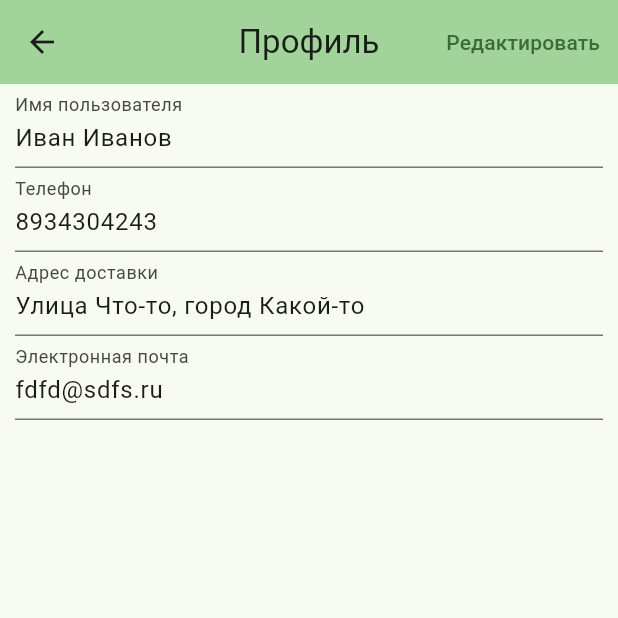
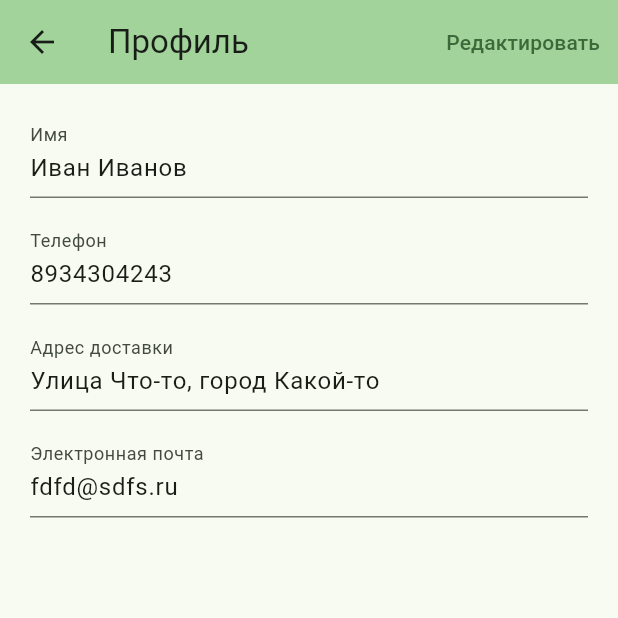
Before and after one commit to itgirlschool/mobile8_final_project, a Flutter app: the ProfileScreen screen opened directly, on a phone screen of 412 x 824 dp, the top half of it. Run offline on Flutter 3.47's test engine with Material 2 defaults, Android fonts, the phone set to English and light mode, and no system bars; our stand-ins replace cloud_firestore, firebase_auth, firebase_core, get_it; missing offline and left inert: flutter_stripe; accounts and stored records are empty.

Commit message:
Небольшие правки верстки профиля

```diff
--- a/lib/screens/profile_screen.dart
+++ b/lib/screens/profile_screen.dart
@@ -5,7 +5,7 @@ import 'package:flutter/material.dart';
 bool isEdited = false;
 String userName = 'Иван Иванов';
 String userPhone = '8934304243';
-String userAdress = 'Улица Что-то, город Какой-то';
+String userAddress = 'Улица Что-то, город Какой-то';
 String userEmail = 'fdfd@sdfs.ru';
 
 class ProfileScreen extends StatefulWidget {
@@ -16,20 +16,30 @@ class ProfileScreen extends StatefulWidget {
 }
 
 class _ProfileScreenState extends State<ProfileScreen> {
+  final _nameController = TextEditingController();
+  final _phoneController = TextEditingController();
+  final _addressController = TextEditingController();
+
   @override
   void initState() {
     isEdited = false;
+    _nameController.text = userName;
+    _phoneController.text = userPhone;
+    _addressController.text = userAddress;
     super.initState();
   }
 
   @override
+  void dispose() {
+    isEdited = false;
+    super.dispose();
+    _addressController.dispose();
+    _nameController.dispose();
+    _phoneController.dispose();
+  }
+
+  @override
   Widget build(BuildContext context) {
-    final _nameController = TextEditingController();
-    final _phoneController = TextEditingController();
-    final _adressController = TextEditingController();
-    _nameController.text = userName;
-    _phoneController.text = userPhone;
-    _adressController.text = userAdress;
     return Container(
       color: Theme.of(context).colorScheme.inversePrimary,
       child: SafeArea(
@@ -37,7 +47,7 @@ class _ProfileScreenState extends State<ProfileScreen> {
           appBar: AppBar(
             backgroundColor: Theme.of(context).colorScheme.inversePrimary,
             title: const Text('Профиль'),
-            centerTitle: true,
+            //centerTitle: true,
             leading: IconButton(
               icon: const Icon(Icons.arrow_back),
               onPressed: () {
@@ -52,7 +62,7 @@ class _ProfileScreenState extends State<ProfileScreen> {
                           isEdited = false;
                           _nameController.text = userName;
                           _phoneController.text = userPhone;
-                          _adressController.text = userAdress;
+                          _addressController.text = userAddress;
                         });
                       },
                       child: const Text('Отменить'))
@@ -65,7 +75,7 @@ class _ProfileScreenState extends State<ProfileScreen> {
                       onPressed: () {
                         setState(() {
                           isEdited = false;
-                          userAdress = _adressController.text;
+                          userAddress = _addressController.text;
                           userName = _nameController.text;
                           userPhone = _phoneController.text;
                         });
@@ -90,35 +100,20 @@ class _ProfileScreenState extends State<ProfileScreen> {
             ],
           ),
           body: Container(
-            padding: const EdgeInsets.only(left: 10, right: 10),
+            padding: const EdgeInsets.all(20),
             child: Column(
               children: [
-                TextFormField(
-                  controller: _nameController,
-                  readOnly: !isEdited,
-                  decoration: const InputDecoration(
-                    labelText: 'Имя пользователя',
-                  ),
-                ),
-                TextFormField(
-                  controller: _phoneController,
-                  readOnly: !isEdited,
-                  decoration: const InputDecoration(
-                    labelText: 'Телефон',
-                  ),
-                ),
-                TextFormField(
-                  controller: _adressController,
-                  readOnly: !isEdited,
-                  decoration: const InputDecoration(
-                    labelText: 'Адрес доставки',
-                  ),
-                ),
+                _buildTextFormField(controller: _nameController, context: context, isEdited: isEdited, labelText: 'Имя'),
+                _buildTextFormField(controller: _phoneController, context: context, isEdited: isEdited, labelText: 'Телефон'),
+                _buildTextFormField(controller: _addressController, context: context, isEdited: isEdited, labelText: 'Адрес доставки'),
                 TextFormField(
                   initialValue: userEmail,
                   readOnly: true,
-                  decoration: const InputDecoration(
+                  decoration: InputDecoration(
                     labelText: 'Электронная почта',
+                    focusedBorder: UnderlineInputBorder(
+                      borderSide: BorderSide(color: Theme.of(context).dividerColor),
+                    ),
                   ),
                 )
               ],
@@ -128,4 +123,31 @@ class _ProfileScreenState extends State<ProfileScreen> {
       ),
     );
   }
+
+  Widget _buildTextFormField({required TextEditingController controller, required BuildContext context, bool isEdited = false, required String labelText}) {
+    return Padding(
+      padding: const EdgeInsets.only(bottom: 15),
+      child: TextFormField(
+        controller: controller,
+        readOnly: !isEdited,
+        decoration: InputDecoration(
+          labelText: labelText,
+          enabledBorder: isEdited
+              ? OutlineInputBorder(
+                  borderSide: BorderSide(color: Theme.of(context).primaryColor),
+                )
+              : UnderlineInputBorder(
+                  borderSide: BorderSide(color: Theme.of(context).dividerColor),
+                ),
+          focusedBorder: isEdited
+              ? const OutlineInputBorder(
+                  borderSide: BorderSide(color: Colors.black),
+                )
+              : UnderlineInputBorder(
+                  borderSide: BorderSide(color: Theme.of(context).dividerColor),
+                ),
+        ),
+      ),
+    );
+  }
 }
```
